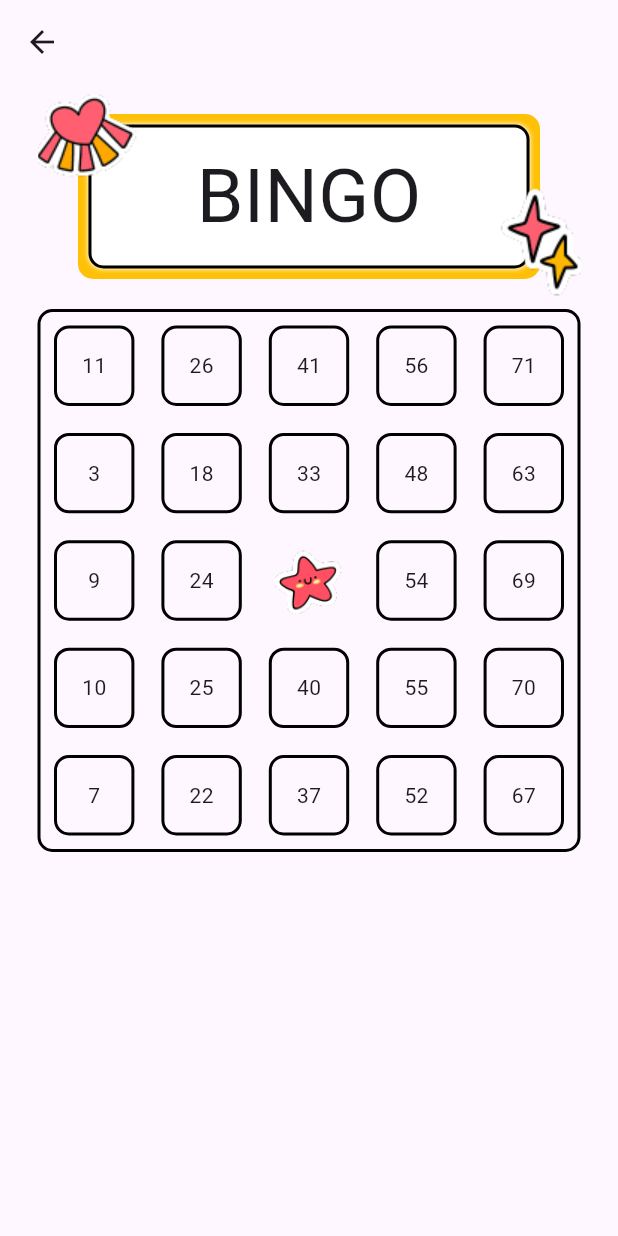
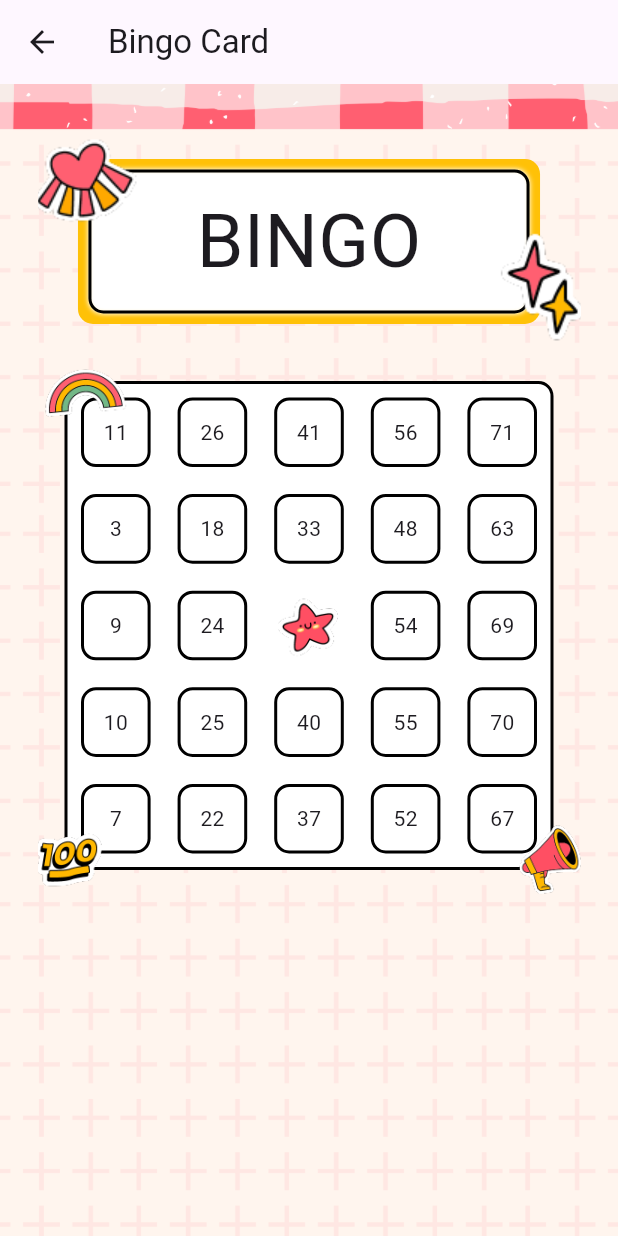
Before and after one commit to pjtoral/bingo_yellow, a Flutter app: the BingoView screen opened by its route, on a phone screen of 412 x 824 dp. Run offline on Flutter 3.47's test engine with Material 3 defaults, Android fonts, the phone set to English and light mode, and no system bars; our stand-ins replace stacked, stacked_services, stacked_shared.

Commit message:
Bingo design

```diff
--- a/lib/ui/views/bingo/bingo_view.dart
+++ b/lib/ui/views/bingo/bingo_view.dart
@@ -18,17 +18,32 @@ class BingoView extends StackedView<BingoViewModel> {
           icon: const Icon(Icons.arrow_back),
           onPressed: viewModel.navigateToHome,
         ),
+        title: const Text('Bingo Card'),
       ),
       backgroundColor: Theme.of(context).colorScheme.background,
       body: Container(
+          decoration: BoxDecoration(
+            image: DecorationImage(
+              image: AssetImage('assets/7.png'),
+              fit: BoxFit.cover,
+            ),
+          ),
+          child: Column(
+            children: [
+              SizedBox(
+                height: 30,
+              ),
+              Container(
                 padding: const EdgeInsets.only(left: 25.0, right: 25.0),
                 child: Center(
                   child: Column(
                     children: <Widget>[
                       Stack(
                         children: [
-                  Row(mainAxisAlignment: MainAxisAlignment.center, children: [
-                    const SizedBox(
+                          Row(
+                              mainAxisAlignment: MainAxisAlignment.center,
+                              children: [
+                                SizedBox(
                                   height: 150,
                                 ),
                                 Column(
@@ -36,23 +51,30 @@ class BingoView extends StackedView<BingoViewModel> {
                                   children: [
                                     Container(
                                       decoration: BoxDecoration(
-                            border: Border.all(color: Colors.black, width: 2),
-                            borderRadius: BorderRadius.circular(10.0),
+                                        border: Border.all(
+                                            color: Colors.black, width: 2),
+                                        borderRadius:
+                                            BorderRadius.circular(10.0),
                                         boxShadow: const [
                                           BoxShadow(
                                             color: Colors
                                                 .amber, // Amber glow color// Spread of the glow
-                                spreadRadius: 7.0, // How much the glow extends
+                                            spreadRadius:
+                                                7.0, // How much the glow extends
                                           ),
                                           BoxShadow(
-                                color: Colors.white, // Black border color
-                                blurRadius: 2.0, // Spread of the border
-                                spreadRadius: 0.0, // Border has no spread
+                                            color: Colors
+                                                .white, // Black border color
+                                            blurRadius:
+                                                2.0, // Spread of the border
+                                            spreadRadius:
+                                                0.0, // Border has no spread
                                           ),
                                         ],
                                       ),
                                       child: const Padding(
-                              padding: EdgeInsets.fromLTRB(70, 10, 70, 10),
+                                          padding: EdgeInsets.fromLTRB(
+                                              70, 10, 70, 10),
                                           child: Text(
                                             'BINGO',
                                             style: TextStyle(fontSize: 50),
@@ -86,6 +108,8 @@ class BingoView extends StackedView<BingoViewModel> {
                   ),
                 ),
               ),
+            ],
+          )),
     );
   }
 
--- a/lib/ui/views/table/table_view.dart
+++ b/lib/ui/views/table/table_view.dart
@@ -1,4 +1,5 @@
 import 'package:flutter/material.dart';
+import 'package:flutter/widgets.dart';
 import 'package:stacked/stacked.dart';
 import 'table_viewmodel.dart';
 
@@ -11,15 +12,22 @@ class TableView extends StackedView<TableViewModel> {
     TableViewModel viewModel,
     Widget? child,
   ) {
-    return Container(
+    return Stack(
+      children: [
+        Padding(
+            padding: const EdgeInsets.all(18),
+            child: Stack(children: [
+              Container(
                   decoration: BoxDecoration(
                     border: Border.all(color: Colors.black, width: 2),
                     borderRadius: BorderRadius.circular(10.0),
+                    color: Colors.white,
                   ),
                   child: GridView.builder(
                     shrinkWrap: true,
                     itemCount: 25,
-          gridDelegate: const SliverGridDelegateWithFixedCrossAxisCount(
+                    gridDelegate:
+                        const SliverGridDelegateWithFixedCrossAxisCount(
                       crossAxisCount: 5,
                     ),
                     itemBuilder: (context, index) {
@@ -47,7 +55,37 @@ class TableView extends StackedView<TableViewModel> {
                         ),
                       ));
                     },
-        ));
+                  )),
+            ])),
+        Positioned(
+          bottom: -5, // Positioned on the left
+          right: -10, // Positioned on the top
+          child: Image.asset(
+            'assets/6.png', // Path to your image in the assets folder
+            width: 60, // Set width of the image
+            height: 60, // Set height of the image
+          ),
+        ),
+        Positioned(
+          top: -5, // Positioned on the left
+          left: 1, // Positioned on the top
+          child: Image.asset(
+            'assets/3.png', // Path to your image in the assets folder
+            width: 60, // Set width of the image
+            height: 60, // Set height of the image
+          ),
+        ),
+        Positioned(
+          bottom: -5, // Positioned on the left
+          left: -10, // Positioned on the top
+          child: Image.asset(
+            'assets/5.png', // Path to your image in the assets folder
+            width: 60, // Set width of the image
+            height: 60, // Set height of the image
+          ),
+        ),
+      ],
+    );
   }
 
   @override
```
Also changed, not shown: assets/7.png (added). Lines whose indentation alone changed are shown as unchanged.
